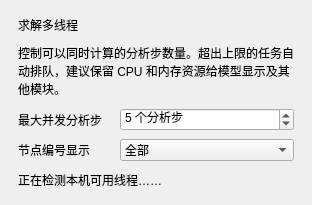
This is YQY/GUI/Ui/SettingsPanel.ui in jiwangxia/YQY_BB as Qt 5 draws it before an edit. The edited form follows.
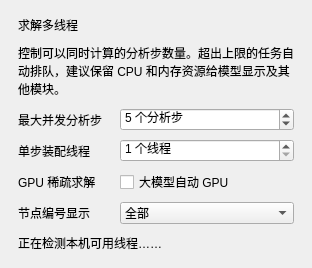
This is the edited form.

```diff
--- a/YQY/GUI/Ui/SettingsPanel.ui
+++ b/YQY/GUI/Ui/SettingsPanel.ui
@@ -37,8 +37,25 @@
           <property name="suffix"><string> 个分析步</string></property>
          </widget>
        </item>
-       <item row="1" column="0"><widget class="QLabel" name="nodeLabelModeLabel"><property name="text"><string>节点编号显示</string></property></widget></item>
+       <item row="1" column="0"><widget class="QLabel" name="assemblyThreadsLabel"><property name="text"><string>单步装配线程</string></property></widget></item>
        <item row="1" column="1">
+        <widget class="QSpinBox" name="assemblyThreadsSpin">
+         <property name="minimumSize"><size><width>150</width><height>0</height></size></property>
+         <property name="minimum"><number>1</number></property>
+         <property name="maximum"><number>12</number></property>
+         <property name="value"><number>1</number></property>
+         <property name="suffix"><string> 个线程</string></property>
+        </widget>
+       </item>
+       <item row="2" column="0"><widget class="QLabel" name="gpuSolverLabel"><property name="text"><string>GPU 稀疏求解</string></property></widget></item>
+       <item row="2" column="1">
+        <widget class="QCheckBox" name="gpuSolverCheckBox">
+         <property name="text"><string>大模型自动 GPU</string></property>
+         <property name="toolTip"><string>仅在线性系统达到 10000 自由度时尝试 NVIDIA GPU；小模型继续使用 CPU，不收敛时自动回退 CPU。</string></property>
+        </widget>
+       </item>
+       <item row="3" column="0"><widget class="QLabel" name="nodeLabelModeLabel"><property name="text"><string>节点编号显示</string></property></widget></item>
+       <item row="3" column="1">
         <widget class="QComboBox" name="nodeLabelModeCombo">
          <property name="minimumSize"><size><width>150</width><height>0</height></size></property>
          <item><property name="text"><string>全部</string></property></item>
```
